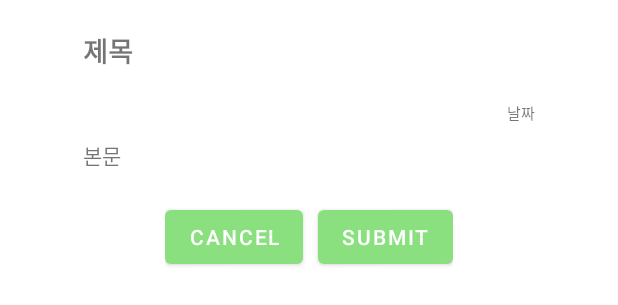
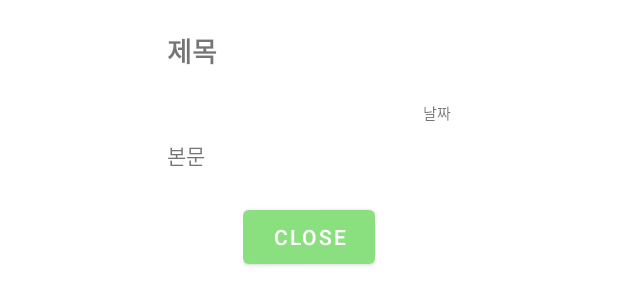
Before and after one commit to ParkJong-Hun/GoogleMap-Upload-Memory, an Android app: the layout posting_dialog.xml on its own in the app's theme, with its tools: preview values and no code run, on a phone screen of 412 x 824 dp. Shown: the top 305 px of the screen. Run offline under Robolectric (Android 15) with nearby library versions, the phone set to English and light mode, and no system bars.

Commit message:
2021/05/24 12:52

```diff
--- a/app/src/main/res/layout/posting_dialog.xml
+++ b/app/src/main/res/layout/posting_dialog.xml
@@ -1,6 +1,6 @@
 <?xml version="1.0" encoding="utf-8"?>
 <LinearLayout xmlns:tools="http://schemas.android.com/tools"
-    android:layout_width="match_parent"
+    android:layout_width="300dp"
     android:layout_height="wrap_content"
     xmlns:android="http://schemas.android.com/apk/res/android"
     android:orientation="vertical"
@@ -48,15 +48,9 @@
         android:orientation="horizontal"
         android:layout_gravity="center_horizontal">
         <Button
-            android:id="@+id/dialog_cancel"
-            android:layout_width="wrap_content"
-            android:layout_height="wrap_content"
-            android:layout_marginRight="10dp"
-            android:text="CANCEL"/>
-        <Button
             android:id="@+id/dialog_submit"
             android:layout_width="wrap_content"
             android:layout_height="wrap_content"
-            android:text="SUBMIT"/>
+            android:text="CLOSE"/>
     </LinearLayout>
 </LinearLayout>
```
Also changed, not shown: app/src/main/java/pjh/mjc/project_gimal_2017081066/MapActivity.java (+10 -2 lines), app/src/main/java/pjh/mjc/project_gimal_2017081066/PostingActivity.java (+23 -3 lines), app/src/main/java/pjh/mjc/project_gimal_2017081066/PostingDialog.java (+47 -12 lines).
